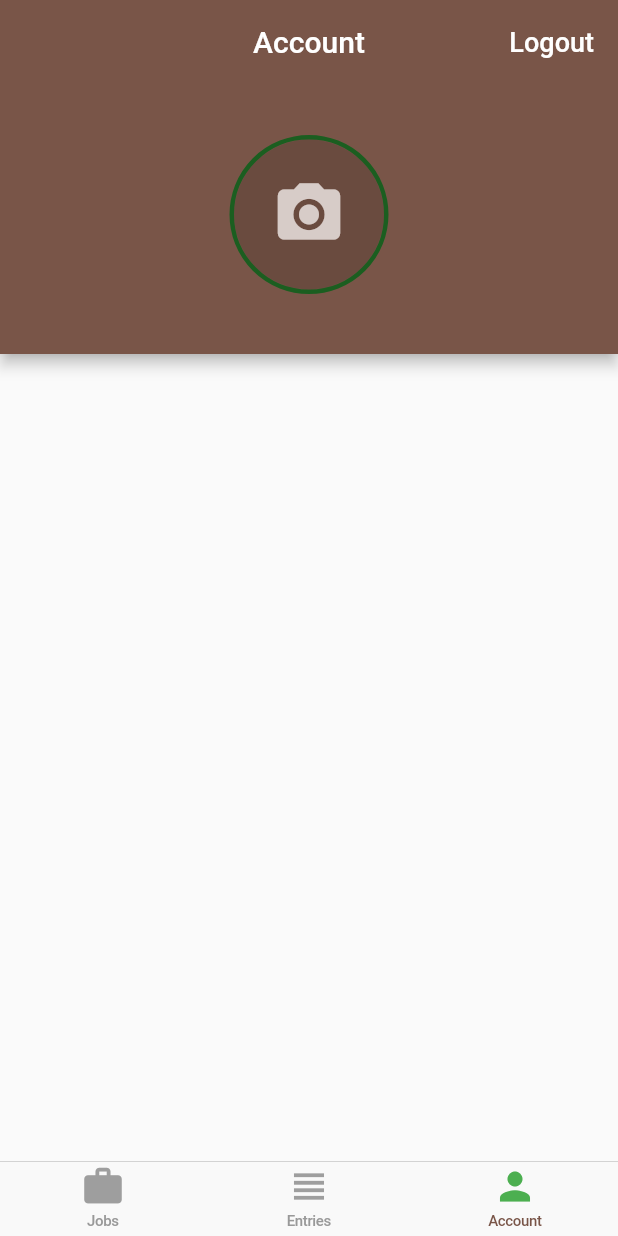
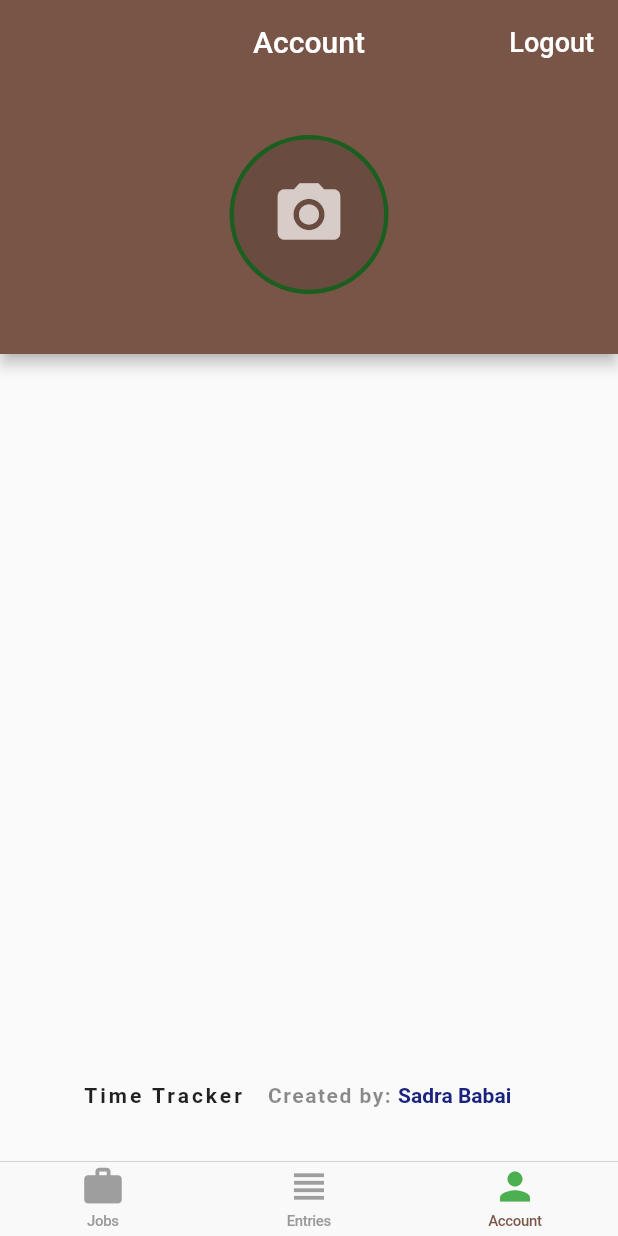
Before and after one commit to xsadra/Flutter-Drat, a Flutter app: the screen it shows once a user with an empty profile is signed in, item 3 of the bottom bar chosen, on a phone screen of 412 x 824 dp. Run offline on Flutter 3.47's test engine with Material 2 defaults, Android fonts, the phone set to English and light mode, and no system bars; our stand-ins replace cloud_firestore, firebase_auth, google_sign_in, rxdart; missing offline and left inert: flutter_facebook_login; accounts and stored records are empty.

Commit message:
FF-TT- modify 'AccountPage', add creator link

```diff
--- a/Flutter-Firebase/time_tracker/lib/app/home/account/account_page.dart
+++ b/Flutter-Firebase/time_tracker/lib/app/home/account/account_page.dart
@@ -3,6 +3,7 @@ import 'package:provider/provider.dart';
 import 'package:timetracker/services/auth.dart';
 import 'package:timetracker/widgets/avatar/avatar.dart';
 import 'package:timetracker/widgets/platform/platform_alert_dialog.dart';
+import 'package:url_launcher/url_launcher.dart';
 
 class AccountPage extends StatelessWidget {
   @override
@@ -26,9 +27,51 @@ class AccountPage extends StatelessWidget {
         ],
         bottom: PreferredSize(
           child: _buildUserInfo(user),
-          preferredSize:
-              Size.fromHeight(user.phoneNumber == null || user.phoneNumber.length == 0 ? 180.0 : 210),
+          preferredSize: Size.fromHeight(
+              user.phoneNumber == null || user.phoneNumber.length == 0
+                  ? 180.0
+                  : 210),
         ),
+      ),
+      body: Column(
+        mainAxisAlignment: MainAxisAlignment.spaceEvenly,
+        children: [
+          Expanded(child: Container()),
+          Row(
+            mainAxisAlignment: MainAxisAlignment.center,
+            children: [
+              Text('Time Tracker',
+                style: TextStyle(
+                  color: Colors.black87,
+                  fontWeight: FontWeight.bold,
+                  letterSpacing: 2.0,
+                ),),
+              FlatButton(
+                onPressed: () => _launchURL('https://sadra.at'),
+                child: Row(
+                  children: [
+                    Text(
+                      'Created by: ',
+                      style: TextStyle(
+                        color: Colors.black45,
+                        fontWeight: FontWeight.bold,
+                        letterSpacing: 1.0,
+                      ),
+                    ),
+                    Text(
+                      'Sadra Babai',
+                      style: TextStyle(
+                        color: Colors.indigo[900],
+                        fontWeight: FontWeight.bold,
+                      ),
+                    ),
+                  ],
+                ),
+              ),
+            ],
+          ),
+          SizedBox(height: 70.0),
+        ],
       ),
     );
   }
@@ -97,4 +140,12 @@ class AccountPage extends StatelessWidget {
       ],
     );
   }
+
+  _launchURL(String url) async {
+    if (await canLaunch(url)) {
+      await launch(url);
+    } else {
+      throw 'Could not launch $url';
+    }
+  }
 }
```
